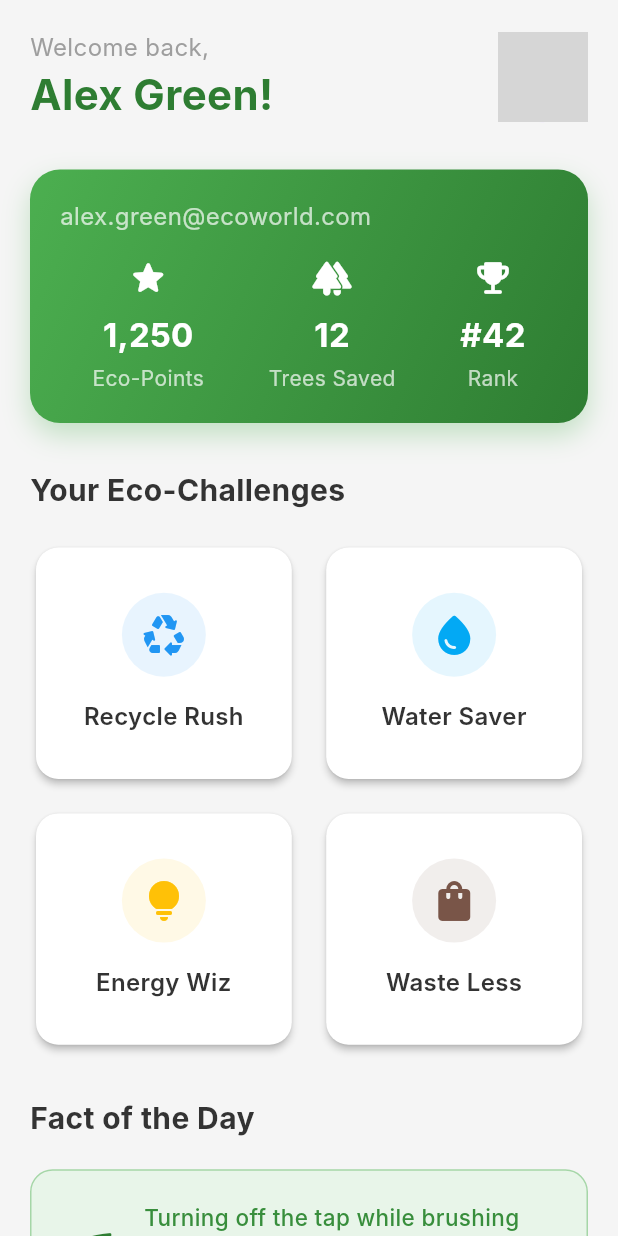
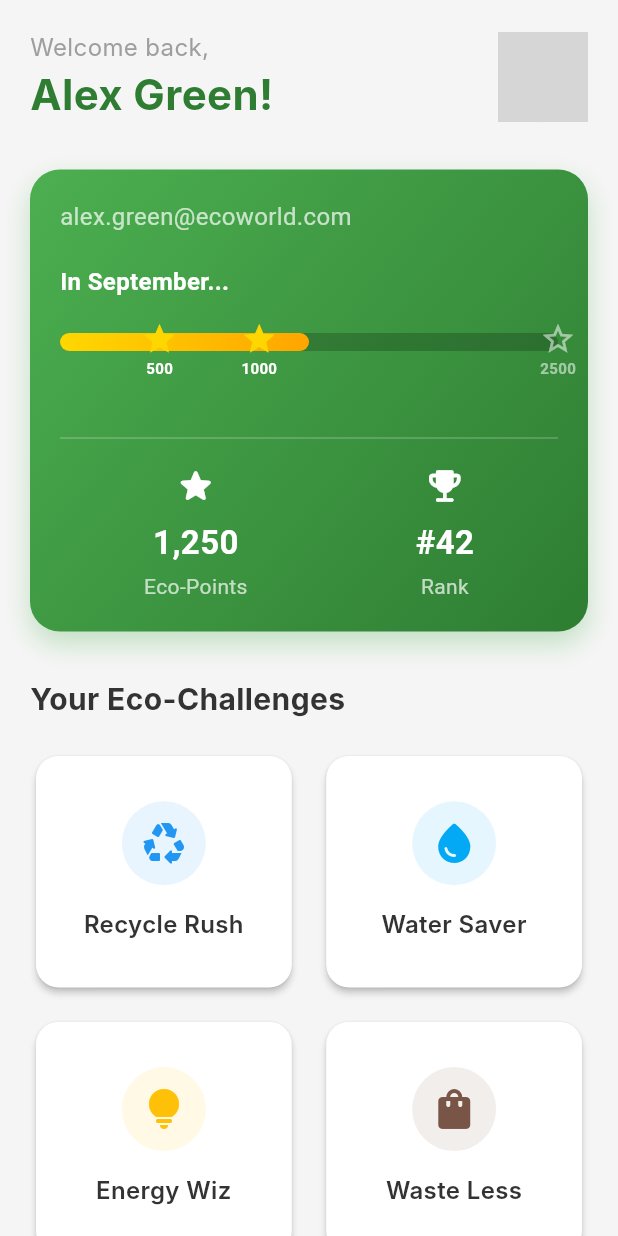
Before and after one commit to anshjast/siheco, a Flutter app: the EcoGamesHomePage screen opened by its route, on a phone screen of 412 x 824 dp. Run offline on Flutter 3.47's test engine with Material 3 defaults, Android fonts, the phone set to English and light mode, and no system bars; our stand-ins replace animate_do; network calls fail; Roboto replaces fonts that are missing (Inter, Poppins); grey boxes are pictures that could not be loaded.

```diff
--- a/lib/auth/splash_page.dart
+++ b/lib/auth/splash_page.dart
@@ -1,6 +1,7 @@
 import 'package:flutter/material.dart';
 import 'dart:async';
 import 'package:animate_do/animate_do.dart';
+import 'package:project/pages/home_page.dart';
 import 'login_page.dart'; // CORRECTED: Import the login page
 
 class SplashScreen extends StatefulWidget {
@@ -19,7 +20,7 @@ class _SplashScreenState extends State<SplashScreen> {
       if (mounted) {
         // CORRECTED: Navigate to the LoginScreen, not the HomeScreen
         Navigator.of(context).pushReplacement(
-          MaterialPageRoute(builder: (_) => const LoginScreen()),
+          MaterialPageRoute(builder: (_) => const EcoGamesHomePage()),
         );
       }
     });
--- a/lib/widgets/header_section.dart
+++ b/lib/widgets/header_section.dart
@@ -33,7 +33,7 @@ class HeaderSection extends StatelessWidget {
         CircleAvatar(
           radius: 30,
           backgroundImage: const NetworkImage(
-              'https://placehold.co/120x120/A9DFBF/2E7D32?text=AG'),
+              'https://dummyimage.com/360x360/a9dfbe/767676&text=AG'),
           onBackgroundImageError: (exception, stackTrace) {
             // Handle error, maybe show a default icon
           },
--- a/lib/widgets/user_profile_card.dart
+++ b/lib/widgets/user_profile_card.dart
@@ -1,7 +1,47 @@
 import 'package:flutter/material.dart';
+import 'dart:ui';
 
-class UserProfileCard extends StatelessWidget {
+// Converted to a StatefulWidget to manage the animation
+class UserProfileCard extends StatefulWidget {
   const UserProfileCard({super.key});
+
+  @override
+  State<UserProfileCard> createState() => _UserProfileCardState();
+}
+
+class _UserProfileCardState extends State<UserProfileCard>
+    with SingleTickerProviderStateMixin {
+  late AnimationController _controller;
+  late Animation<double> _animation;
+
+  // Hardcoded values for demonstration
+  final double _currentPoints = 1250;
+  final double _maxPoints = 2500;
+
+  @override
+  void initState() {
+    super.initState();
+    // Setup the animation controller
+    _controller = AnimationController(
+      duration: const Duration(milliseconds: 1500), // 1.5 second animation
+      vsync: this,
+    );
+
+    // Create a curved animation for a smoother effect
+    _animation = CurvedAnimation(
+      parent: _controller,
+      curve: Curves.easeInOut,
+    );
+
+    // Start the animation when the widget is first built
+    _controller.forward();
+  }
+
+  @override
+  void dispose() {
+    _controller.dispose(); // Clean up the controller to prevent memory leaks
+    super.dispose();
+  }
 
   @override
   Widget build(BuildContext context) {
@@ -27,26 +67,119 @@ class UserProfileCard extends StatelessWidget {
         children: [
           const Text(
             'alex.green@ecoworld.com',
+            style: TextStyle(fontSize: 16, color: Colors.white70),
+          ),
+          const SizedBox(height: 20),
+          // --- MOVED SECTION: Monthly progress is now at the top ---
+          const Text(
+            'In September...',
             style: TextStyle(
-              fontSize: 16,
-              color: Colors.white70,
-              fontFamily: 'Inter',
-            ),
+                fontSize: 16, color: Colors.white, fontWeight: FontWeight.bold),
           ),
           const SizedBox(height: 15),
+          _buildAnimatedPointsBar(),
+          // Added more space after the progress bar for better separation
+          const SizedBox(height: 30),
+          const Divider(color: Colors.white24),
+          const SizedBox(height: 10),
+          // --- Original stats are now at the bottom ---
           Row(
             mainAxisAlignment: MainAxisAlignment.spaceAround,
             children: [
               _buildStatColumn('Eco-Points', '1,250', Icons.star_rounded),
-              _buildStatColumn('Trees Saved', '12', Icons.forest_rounded),
               _buildStatColumn('Rank', '#42', Icons.emoji_events_rounded),
             ],
-          )
+          ),
         ],
       ),
     );
   }
 
+  // Widget for the new animated water-flow points bar
+  Widget _buildAnimatedPointsBar() {
+    final List<double> thresholds = [500, 1000, 2500];
+
+    // Use LayoutBuilder to get the width constraints for positioning
+    return LayoutBuilder(
+      builder: (context, constraints) {
+        // Increased height of the Stack to prevent clipping of the text below stars
+        return SizedBox(
+          height: 40,
+          child: Stack(
+            clipBehavior: Clip.none,
+            children: [
+              // Background of the bar
+              Positioned(
+                top: 8, // Center the bar vertically
+                left: 0,
+                right: 0,
+                child: Container(
+                  height: 12,
+                  decoration: BoxDecoration(
+                    color: Colors.black.withOpacity(0.2),
+                    borderRadius: BorderRadius.circular(10),
+                  ),
+                ),
+              ),
+              // Animated "water flow" bar
+              Positioned(
+                top: 8,
+                left: 0,
+                child: AnimatedBuilder(
+                  animation: _animation,
+                  builder: (context, child) {
+                    return Container(
+                      height: 12,
+                      width: (_animation.value * _currentPoints / _maxPoints) *
+                          constraints.maxWidth,
+                      decoration: BoxDecoration(
+                        borderRadius: BorderRadius.circular(10),
+                        gradient: const LinearGradient(
+                          colors: [Color(0xFFFFD700), Color(0xFFFFA500)],
+                          begin: Alignment.centerLeft,
+                          end: Alignment.centerRight,
+                        ),
+                      ),
+                    );
+                  },
+                ),
+              ),
+              // Position the achievement star markers
+              ...thresholds.map((points) {
+                final isAchieved = _currentPoints >= points;
+                final position = (points / _maxPoints) * constraints.maxWidth;
+                return Positioned(
+                  left: position - 12, // Center the icon
+                  top: 0,
+                  child: Column(
+                    children: [
+                      Icon(
+                        isAchieved ? Icons.star : Icons.star_border,
+                        color: isAchieved
+                            ? const Color(0xFFFFD700)
+                            : Colors.white54,
+                        size: 24,
+                      ),
+                      Text(
+                        '${points.toInt()}',
+                        style: TextStyle(
+                          color: isAchieved ? Colors.white : Colors.white54,
+                          fontSize: 10,
+                          fontWeight: FontWeight.bold,
+                        ),
+                      ),
+                    ],
+                  ),
+                );
+              }).toList(),
+            ],
+          ),
+        );
+      },
+    );
+  }
+
+  // Helper widget for building the stat columns (Eco-Points, Rank)
   Widget _buildStatColumn(String label, String value, IconData icon) {
     return Column(
       children: [
@@ -58,17 +191,12 @@ class UserProfileCard extends StatelessWidget {
             fontSize: 22,
             fontWeight: FontWeight.bold,
             color: Colors.white,
-            fontFamily: 'Inter',
           ),
         ),
         const SizedBox(height: 4),
         Text(
           label,
-          style: const TextStyle(
-            fontSize: 14,
-            color: Colors.white70,
-            fontFamily: 'Inter',
-          ),
+          style: const TextStyle(fontSize: 14, color: Colors.white70),
         ),
       ],
     );
```
